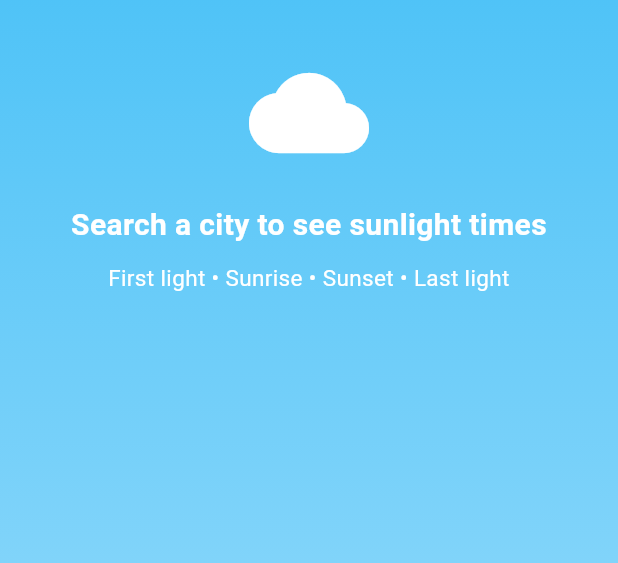
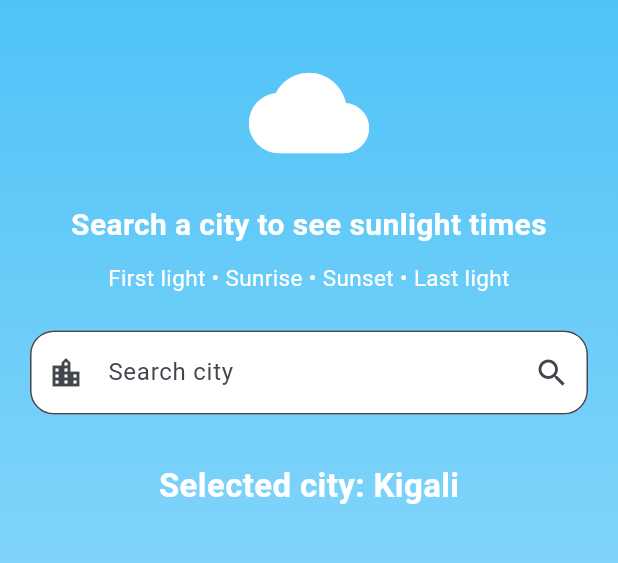
Before and after one commit to mugisha-blaine/firstLight_lastLight, a Flutter app: the screen it shows after launch, on a phone screen of 412 x 824 dp, the part 91-654 px from its top. Run offline on Flutter 3.47's test engine with Material 3 defaults, Android fonts, the phone set to English and light mode, and no system bars.

Commit message:
Add city search with dummy sunlight data

```diff
--- a/first_last_light/lib/main.dart
+++ b/first_last_light/lib/main.dart
@@ -23,9 +23,73 @@ class SunlightApp extends StatelessWidget {
   }
 }
 
-// First screen of the app
-class HomePage extends StatelessWidget {
+// We use StatefulWidget because city data will change after searching.
+class HomePage extends StatefulWidget {
   const HomePage({super.key});
+
+  @override
+  State<HomePage> createState() => _HomePageState();
+}
+
+// This class stores the changing data of the page.
+class _HomePageState extends State<HomePage> {
+  // This controller helps us get what the user types.
+  final TextEditingController cityController = TextEditingController();
+
+  // Default city data shown when the app opens.
+  String cityName = 'Kigali';
+  String firstLight = '5:25 AM';
+  String sunrise = '5:45 AM';
+  String sunset = '6:08 PM';
+  String lastLight = '6:28 PM';
+
+  // This message appears when the city is not found.
+  String errorMessage = '';
+
+  // This function runs when the user searches for a city.
+  void searchCity() {
+    String typedCity = cityController.text.trim().toLowerCase();
+
+    setState(() {
+      errorMessage = '';
+
+      if (typedCity == 'kigali') {
+        cityName = 'Kigali';
+        firstLight = '5:25 AM';
+        sunrise = '5:45 AM';
+        sunset = '6:08 PM';
+        lastLight = '6:28 PM';
+      } else if (typedCity == 'nairobi') {
+        cityName = 'Nairobi';
+        firstLight = '5:40 AM';
+        sunrise = '6:00 AM';
+        sunset = '6:30 PM';
+        lastLight = '6:50 PM';
+      } else if (typedCity == 'london') {
+        cityName = 'London';
+        firstLight = '4:20 AM';
+        sunrise = '4:43 AM';
+        sunset = '9:20 PM';
+        lastLight = '9:43 PM';
+      } else if (typedCity == 'new york' || typedCity == 'nyc') {
+        cityName = 'New York';
+        firstLight = '5:05 AM';
+        sunrise = '5:25 AM';
+        sunset = '8:30 PM';
+        lastLight = '8:50 PM';
+      } else {
+        errorMessage =
+            'City not found. Try Kigali, Nairobi, London, or New York.';
+      }
+    });
+  }
+
+  @override
+  void dispose() {
+    // This cleans the controller when the page is closed.
+    cityController.dispose();
+    super.dispose();
+  }
 
   @override
   Widget build(BuildContext context) {
@@ -53,16 +117,20 @@ class HomePage extends StatelessWidget {
           ),
         ),
 
-        child: const Column(
+        child: SingleChildScrollView(
+          child: Padding(
+            padding: const EdgeInsets.all(20),
+
+            child: Column(
               children: [
-            SizedBox(height: 40),
+                const SizedBox(height: 20),
 
                 // Icon to show the app is related to sky/weather
-            Icon(Icons.cloud, size: 80, color: Colors.white),
+                const Icon(Icons.cloud, size: 80, color: Colors.white),
 
-            SizedBox(height: 20),
+                const SizedBox(height: 20),
 
-            Text(
+                const Text(
                   'Search a city to see sunlight times',
                   textAlign: TextAlign.center,
                   style: TextStyle(
@@ -72,14 +140,73 @@ class HomePage extends StatelessWidget {
                   ),
                 ),
 
-            SizedBox(height: 10),
+                const SizedBox(height: 10),
 
-            Text(
+                const Text(
                   'First light • Sunrise • Sunset • Last light',
                   textAlign: TextAlign.center,
                   style: TextStyle(fontSize: 15, color: Colors.white),
                 ),
+
+                const SizedBox(height: 25),
+
+                // Search box
+                TextField(
+                  controller: cityController,
+
+                  decoration: InputDecoration(
+                    filled: true,
+                    fillColor: Colors.white,
+
+                    labelText: 'Search city',
+                    hintText: 'Example: London',
+
+                    prefixIcon: const Icon(Icons.location_city),
+
+                    suffixIcon: IconButton(
+                      icon: const Icon(Icons.search),
+                      onPressed: searchCity,
+                    ),
+
+                    border: OutlineInputBorder(
+                      borderRadius: BorderRadius.circular(16),
+                    ),
+                  ),
+
+                  // Allows user to press Enter to search
+                  onSubmitted: (value) {
+                    searchCity();
+                  },
+                ),
+
+                const SizedBox(height: 12),
+
+                // Error message appears only when city is not found
+                if (errorMessage.isNotEmpty)
+                  Text(
+                    errorMessage,
+                    textAlign: TextAlign.center,
+                    style: const TextStyle(
+                      color: Colors.red,
+                      fontWeight: FontWeight.bold,
+                    ),
+                  ),
+
+                const SizedBox(height: 20),
+
+                // Temporary text to show that search logic works.
+                // We will replace this with a Card widget in Part 4.
+                Text(
+                  'Selected city: $cityName',
+                  style: const TextStyle(
+                    fontSize: 22,
+                    fontWeight: FontWeight.bold,
+                    color: Colors.white,
+                  ),
+                ),
               ],
+            ),
+          ),
         ),
       ),
     );
```
Lines whose indentation alone changed are shown as unchanged.
